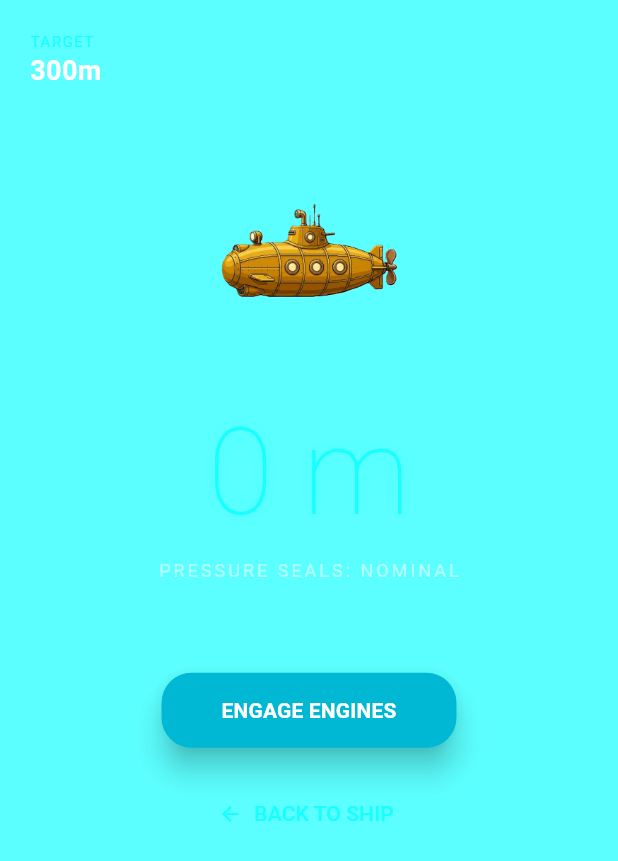
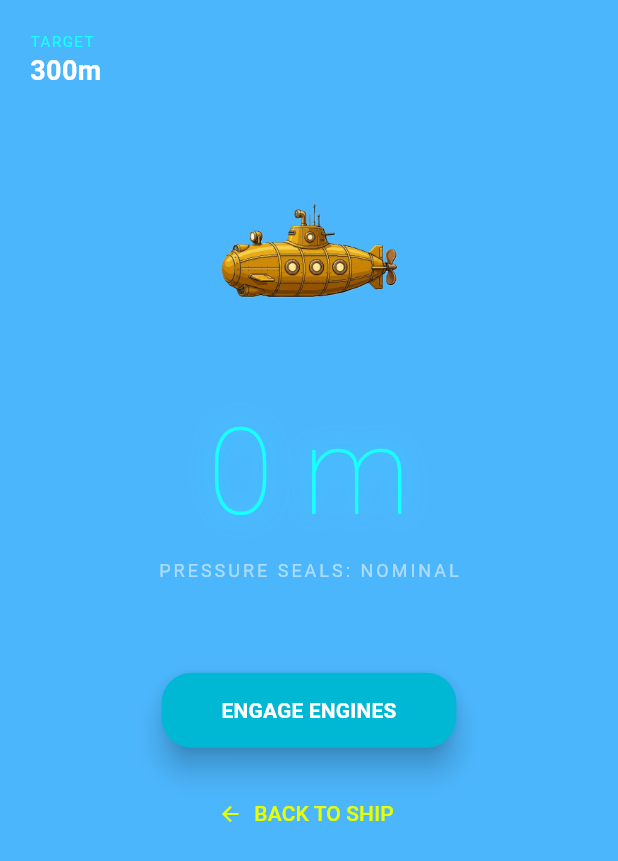
Before and after one commit to gwaibel37/Aquanimity, a Flutter app: the screen it shows after launch, after a tap on "LAUNCH SUB", on a phone screen of 412 x 824 dp. Shown: the top 861 px of the screen. Run offline on Flutter 3.47's test engine with Material 3 defaults, Android fonts, the light colour scheme and no system bars; our stand-ins replace flutter_local_notifications, image_picker, shared_preferences, sqflite, timezone, vibration; accounts and stored records are empty.

Commit message:
Changed Themes and Fixed Bugs

```diff
--- a/lib/data/database_helper.dart
+++ b/lib/data/database_helper.dart
@@ -55,7 +55,7 @@ class DatabaseHelper {
         last_dive_date TEXT,
         successful_dives INTEGER DEFAULT 0,
         forfeit_dives INTEGER DEFAULT 0,
-        selected_theme TEXT DEFAULT 'default',
+        selected_theme TEXT DEFAULT 'Deep Sea Theme',
         selected_boat_style TEXT DEFAULT 'Classic Sub',
         custom_theme_primary INTEGER,
         custom_theme_accent INTEGER,
@@ -101,8 +101,20 @@ class DatabaseHelper {
     // Insert default user stats
     await db.insert('user_stats', {
       'id': 1,
-      'selected_theme': 'default',
+      'selected_theme': 'Deep Sea Theme',
       'selected_boat_style': 'Classic Sub',
+    });
+
+    // Insert default purchased upgrades (Deep Sea Theme and Classic Sub)
+    await db.insert('purchased_upgrades', {
+      'upgrade_id': 1,
+      'upgrade_name': 'Deep Sea Theme',
+      'category': 'UpgradeCategory.theme',
+    });
+    await db.insert('purchased_upgrades', {
+      'upgrade_id': 5,
+      'upgrade_name': 'Classic Sub',
+      'category': 'UpgradeCategory.boatStyle',
     });
   }
 
--- a/lib/main.dart
+++ b/lib/main.dart
@@ -38,7 +38,7 @@ class _AquanimityAppState extends State<AquanimityApp> {
     final stats = await DatabaseHelper().getUserStats();
     if (!mounted) return;
     setState(() {
-      selectedThemeName = stats['selected_theme'] as String? ?? 'default';
+      selectedThemeName = stats['selected_theme'] as String? ?? 'Deep Sea Theme';
       customThemeColors = selectedThemeName == 'Custom Theme'
           ? _loadCustomThemeColors(stats)
           : null;
@@ -115,17 +115,17 @@ class _AquanimityAppState extends State<AquanimityApp> {
         );
       case 'Neon Dreams Theme':
         return _ThemeColors(
-          primary: Colors.pinkAccent,
-          accent: Colors.cyanAccent,
-          background: const Color(0xFF1B0730),
-          surface: const Color(0xFF2A0E3B),
+          primary: const Color.fromARGB(255, 255, 0, 127),
+          accent: const Color.fromARGB(255, 0, 255, 255),
+          background: const Color.fromARGB(255, 10, 5, 20),
+          surface: const Color.fromARGB(255, 20, 10, 30),
         );
       case 'Coral Reef Theme':
         return _ThemeColors(
-          primary: const Color.fromARGB(255, 4, 255, 180),
-          accent: const Color.fromARGB(255, 151, 250, 23),
-          background: const Color(0xFF2F1A0A),
-          surface: const Color(0xFF3B160F),
+          primary: const Color.fromARGB(255, 255, 127, 80),
+          accent: const Color.fromARGB(255, 0, 255, 200),
+          background: const Color.fromARGB(255, 15, 25, 35),
+          surface: const Color.fromARGB(255, 25, 35, 45),
         );
       case 'Bioluminescent Theme':
         return _ThemeColors(
@@ -143,10 +143,10 @@ class _AquanimityAppState extends State<AquanimityApp> {
         );
       default:
         return _ThemeColors(
-          primary: Colors.cyanAccent,
-          accent: Colors.cyanAccent,
-          background: const Color(0xFF001D3D),
-          surface: Colors.black,
+          primary: const Color.fromARGB(255, 2, 152, 252),
+          accent: const Color.fromARGB(255, 230, 255, 2),
+          background: const Color.fromARGB(255, 0, 15, 22),
+          surface: const Color.fromARGB(255, 0, 13, 17),
         );
     }
   }
--- a/lib/screens/personalize_screen.dart
+++ b/lib/screens/personalize_screen.dart
@@ -289,7 +289,7 @@ class _PersonalizeScreenState extends State<PersonalizeScreen> {
               itemCount: upgrades.length,
               itemBuilder: (context, index) {
                 final upgrade = upgrades[index];
-                final isPurchased = upgrade.id == 5 || purchasedIds.contains(upgrade.id);
+                final isPurchased = upgrade.id == 1 || upgrade.id == 5 || purchasedIds.contains(upgrade.id);
 
                 return _buildUpgradeCard(
                   upgrade,
--- a/lib/services/notification_service.dart
+++ b/lib/services/notification_service.dart
@@ -46,11 +46,6 @@ class NotificationService {
 
   Future<bool> _requestPermissions() async {
     if (!_isSupportedPlatform) return false;
-
-    if (defaultTargetPlatform == TargetPlatform.android) {
-      final granted = await _plugin.resolvePlatformSpecificImplementation<AndroidFlutterLocalNotificationsPlugin>()?.requestPermission();
-      return granted ?? false;
-    }
 
     if (defaultTargetPlatform == TargetPlatform.iOS || defaultTargetPlatform == TargetPlatform.macOS) {
       final granted = await _plugin.resolvePlatformSpecificImplementation<IOSFlutterLocalNotificationsPlugin>()?.requestPermissions(
--- a/pubspec.yaml
+++ b/pubspec.yaml
@@ -15,7 +15,7 @@ dependencies:
   sqflite: ^2.4.2
   path_provider: ^2.1.5
   path: ^1.9.1
-  flutter_local_notifications: 14.0.0
+  flutter_local_notifications: ^17.0.0
   timezone: ^0.9.4
   image_picker: ^1.1.2
   palette_generator: ^0.3.3+2
--- a/todo.txt
+++ b/todo.txt
@@ -1,4 +1,5 @@
  TODO:
- - Every 1000 meters chance for unlocking Creatures
- - Daily lootboxes for successful dives (24 hour timer, once a day)
+ - Every 1000 meters chance for unlocking Creatures - Creatures can be discovered after defeating them, aka keeping focused even
+   when they are "attacking." Once defeated, they appear in a logbook that shows a image, description, and depth where you find this creature.
+   The creatures only have a chance of attacking in their ranges.
  - Add images and visuals rather stylized colors and symbols
```
Also changed, not shown: pubspec.lock.
